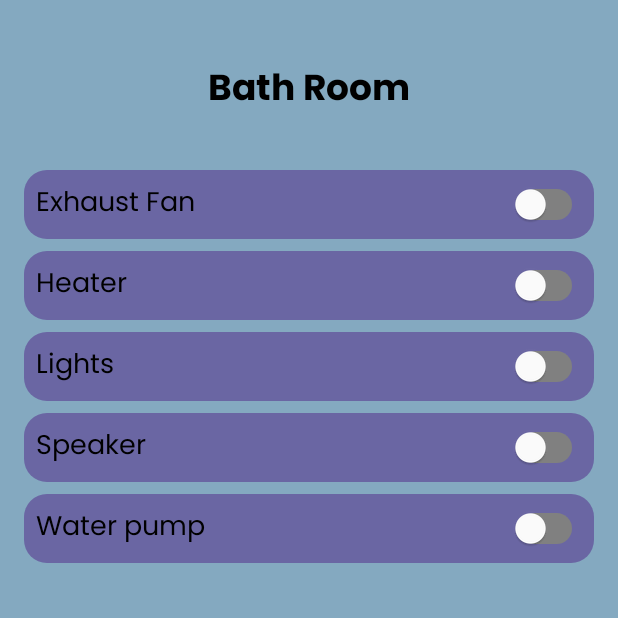
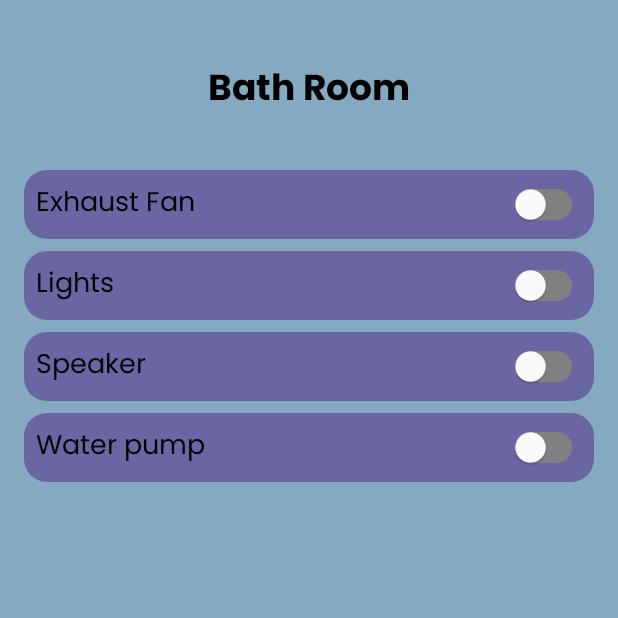
Before and after one commit to Merhii/Smart-Home-Dashboard, an Android app built with Jetpack Compose: the HomeActivity screen opened directly, with no data from a screen before it, after a tap on an icon or button, on a phone screen of 412 x 824 dp, the top half of it. Run offline under Robolectric (Android 15) with nearby library versions, the phone set to English and light mode, and no system bars; Roboto replaces fonts that are not available here.

Commit message:
minor fixes

```diff
--- a/app/src/main/java/com/example/myapplication/BathroomActivity.kt
+++ b/app/src/main/java/com/example/myapplication/BathroomActivity.kt
@@ -26,5 +26,7 @@ class BathroomActivity : ComponentActivity() {
         super.onCreate(savedInstanceState)
         enableEdgeToEdge()
         setContentView(R.layout.bathroom)
+        val deviceLocation = intent.getStringExtra("loc")
+
     }
 }
--- a/app/src/main/java/com/example/myapplication/BedroomActivity.kt
+++ b/app/src/main/java/com/example/myapplication/BedroomActivity.kt
@@ -26,5 +26,8 @@ class BedroomActivity : ComponentActivity() {
         super.onCreate(savedInstanceState)
         enableEdgeToEdge()
         setContentView(R.layout.bedroom)
+        val deviceLocation = intent.getStringExtra("loc")
+
+
     }
 }
--- a/app/src/main/java/com/example/myapplication/HomeActivity.kt
+++ b/app/src/main/java/com/example/myapplication/HomeActivity.kt
@@ -32,22 +32,26 @@ class HomeActivity : ComponentActivity() {
         var bed= findViewById<Button>(R.id.bed)
         var bath= findViewById<Button>(R.id.bath)
         var kitchen= findViewById<Button>(R.id.kitchen)
-var usernem = intent.getStringExtra("username")
-        name.text = "$usernem's Home"
+var username = intent.getStringExtra("username")
+        name.text = "$username's Home"
         living.setOnClickListener{
             val intent = Intent(this@HomeActivity, LivingroomActivity::class.java)
+            intent.putExtra("loc", "Living Room")
             startActivity(intent)
         }
         bed.setOnClickListener{
             val intent = Intent(this@HomeActivity, BedroomActivity::class.java)
+            intent.putExtra("loc", "Bed Room")
             startActivity(intent)
         }
         bath.setOnClickListener{
             val intent = Intent(this@HomeActivity, BathroomActivity::class.java)
+            intent.putExtra("loc", "Bath Room")
             startActivity(intent)
         }
         kitchen.setOnClickListener{
             val intent = Intent(this@HomeActivity, KitchenActivity::class.java)
+            intent.putExtra("loc", "Kitchen")
             startActivity(intent)
         }
     }
--- a/app/src/main/java/com/example/myapplication/KitchenActivity.kt
+++ b/app/src/main/java/com/example/myapplication/KitchenActivity.kt
@@ -26,5 +26,7 @@ class KitchenActivity : ComponentActivity() {
         super.onCreate(savedInstanceState)
         enableEdgeToEdge()
         setContentView(R.layout.kitchen)
+        val deviceLocation = intent.getStringExtra("loc")
+
     }
 }
--- a/app/src/main/java/com/example/myapplication/LivingroomActivity.kt
+++ b/app/src/main/java/com/example/myapplication/LivingroomActivity.kt
@@ -26,5 +26,7 @@ class LivingroomActivity : ComponentActivity() {
         super.onCreate(savedInstanceState)
         enableEdgeToEdge()
         setContentView(R.layout.livingroom)
+        val deviceLocation = intent.getStringExtra("loc")
+
     }
 }
--- a/app/src/main/res/layout/bathroom.xml
+++ b/app/src/main/res/layout/bathroom.xml
@@ -60,38 +60,6 @@
         </LinearLayout>
 
 
-
-        <!-- heater Row -->
-        <LinearLayout
-            android:layout_width="match_parent"
-            android:layout_height="wrap_content"
-            android:layout_marginBottom="8dp"
-            android:orientation="horizontal"
-            android:background="@drawable/rounded_boxes"
-            android:backgroundTint="#6A66A3"
-            android:padding="8dp"
-            android:elevation="4dp"
-            android:layout_gravity="center_vertical"
-            >
-
-            <TextView
-                android:layout_width="0dp"
-                android:layout_height="wrap_content"
-                android:layout_weight="1"
-                android:text="Heater"
-                android:textSize="18sp"
-                android:textColor="#000000"
-                android:fontFamily="@font/poppins_regular"
-                android:gravity="center_vertical" />
-
-            <Switch
-                android:id="@+id/switchheater"
-                android:layout_width="wrap_content"
-                android:layout_height="wrap_content"
-                android:layout_gravity="center_vertical"
-                android:thumbTint="#FFFFFF"
-                android:track="@drawable/track"/>
-        </LinearLayout>
         <!-- lights -->
         <LinearLayout
             android:layout_width="match_parent"
--- a/app/src/main/res/layout/livingroom.xml
+++ b/app/src/main/res/layout/livingroom.xml
@@ -121,11 +121,11 @@
                 android:layout_width="0dp"
                 android:layout_height="wrap_content"
                 android:layout_weight="1"
+                android:fontFamily="@font/poppins_regular"
+                android:gravity="center_vertical"
                 android:text="Air purifier"
-                android:textSize="18sp"
                 android:textColor="#000000"
-                android:fontFamily="@font/poppins_regular"
-                android:gravity="center_vertical" />
+                android:textSize="18sp" />
 
             <Switch
                 android:id="@+id/switchpurifier"
```
Also changed, not shown: app/src/main/java/com/example/myapplication/UserApi.kt (+7 -0 lines).
